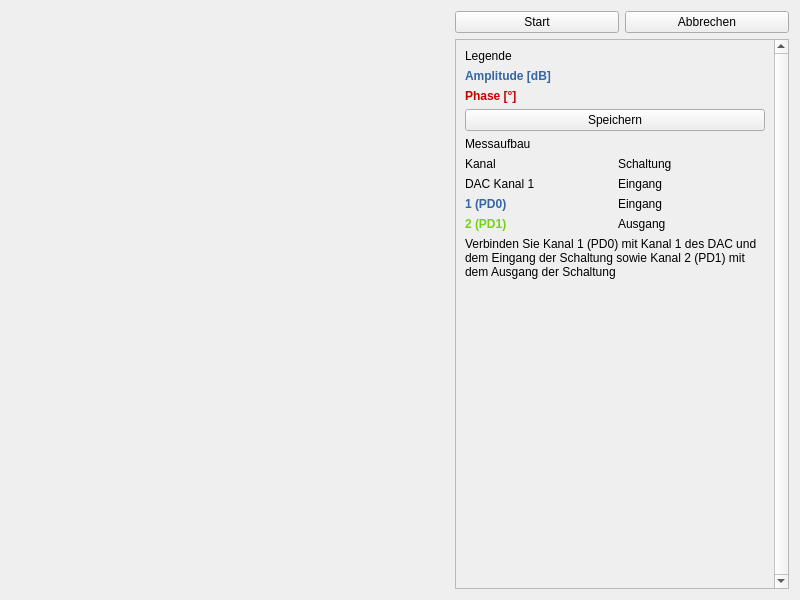
The window that lenlab/gui/frequencyform.ui (kalanzun/red_lenlab) describes before a commit, drawn with Qt 5.
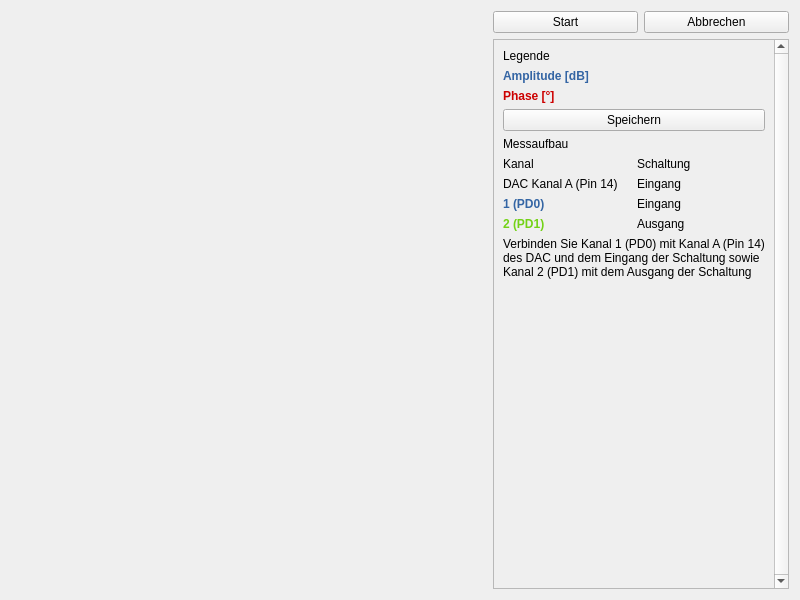
The same window after the commit. Custom widgets are drawn as their Qt base class.

What changed in the file:
```diff
--- a/lenlab/gui/frequencyform.ui
+++ b/lenlab/gui/frequencyform.ui
@@ -120,7 +120,7 @@
           <widget class="QPushButton" name="saveButton">
            <property name="minimumSize">
             <size>
-             <width>300</width>
+             <width>250</width>
              <height>0</height>
             </size>
            </property>
@@ -176,7 +176,7 @@
            <item row="1" column="0">
             <widget class="QLabel" name="label_6">
              <property name="text">
-              <string>DAC Kanal 1</string>
+              <string>DAC Kanal A (Pin 14)</string>
              </property>
             </widget>
            </item>
@@ -199,7 +199,7 @@
          <item>
           <widget class="QLabel" name="label_3">
            <property name="text">
-            <string>Verbinden Sie Kanal 1 (PD0) mit Kanal 1 des DAC und dem Eingang der Schaltung sowie Kanal 2 (PD1) mit dem Ausgang der Schaltung</string>
+            <string>Verbinden Sie Kanal 1 (PD0) mit Kanal A (Pin 14) des DAC und dem Eingang der Schaltung sowie Kanal 2 (PD1) mit dem Ausgang der Schaltung</string>
            </property>
            <property name="wordWrap">
             <bool>true</bool>
```
